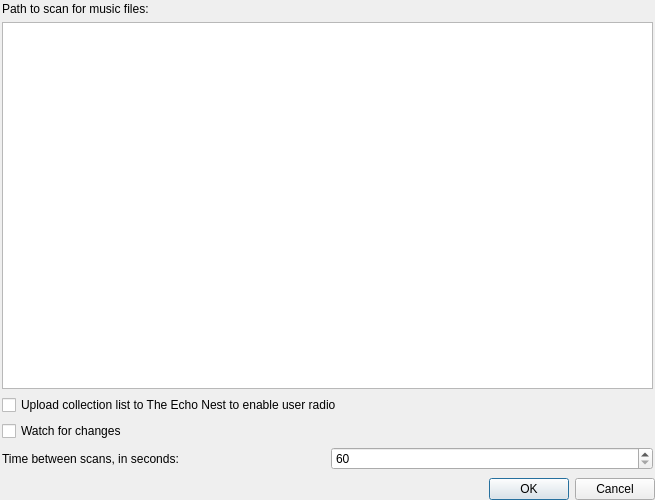
First picture: the form in src/StackedSettingsDialog.ui, repository tomahawk-player/tomahawk, before the edit.
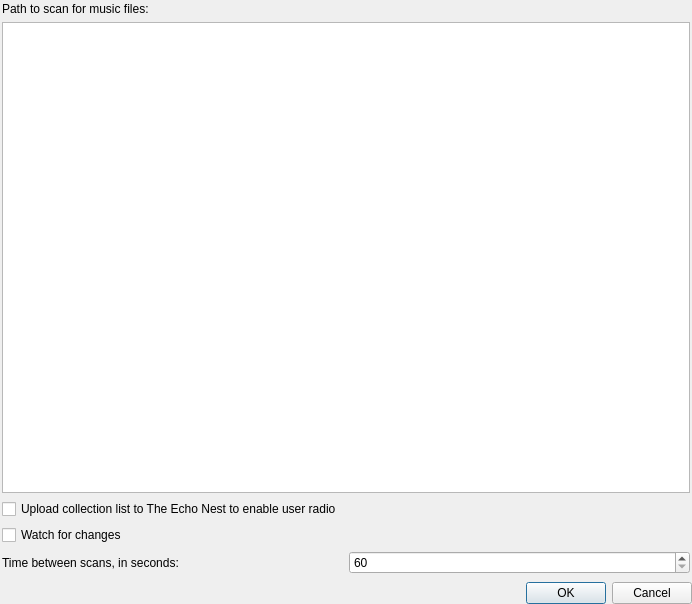
Second picture: the form after the edit. The open tabs and pages were chosen to show the change. Custom widgets are drawn as their Qt base class.

Diff of the .ui file:
```diff
--- a/src/StackedSettingsDialog.ui
+++ b/src/StackedSettingsDialog.ui
@@ -6,8 +6,8 @@
    <rect>
     <x>0</x>
     <y>0</y>
-    <width>655</width>
-    <height>500</height>
+    <width>692</width>
+    <height>604</height>
    </rect>
   </property>
   <property name="windowTitle">
```
Left out of the diff: 8 changed lines with no effect on the pictures.
